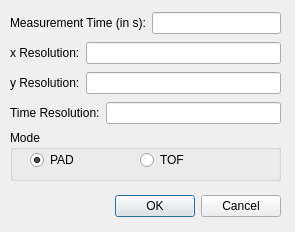
Old version of the form src/cascade/servercfg.ui in the repository mlz-ictrl/nicos.
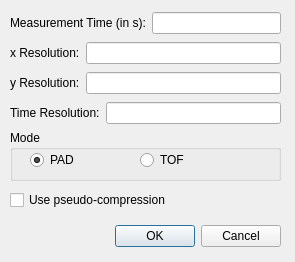
New version of the form.

Commit message: added pseudo-compression checkbox in config dialog

Diff of the .ui file:
```diff
--- a/src/cascade/servercfg.ui
+++ b/src/cascade/servercfg.ui
@@ -7,7 +7,7 @@
     <x>0</x>
     <y>0</y>
     <width>295</width>
-    <height>232</height>
+    <height>262</height>
    </rect>
   </property>
   <property name="windowTitle">
@@ -17,7 +17,7 @@
    <property name="geometry">
     <rect>
      <x>80</x>
-     <y>190</y>
+     <y>220</y>
      <width>201</width>
      <height>32</height>
     </rect>
@@ -159,6 +159,19 @@
     </property>
    </widget>
   </widget>
+  <widget class="QCheckBox" name="checkBoxPseudoComp">
+   <property name="geometry">
+    <rect>
+     <x>10</x>
+     <y>190</y>
+     <width>271</width>
+     <height>20</height>
+    </rect>
+   </property>
+   <property name="text">
+    <string>Use pseudo-compression</string>
+   </property>
+  </widget>
  </widget>
  <resources/>
  <connections>
```
The commit also changes 4 other files.
